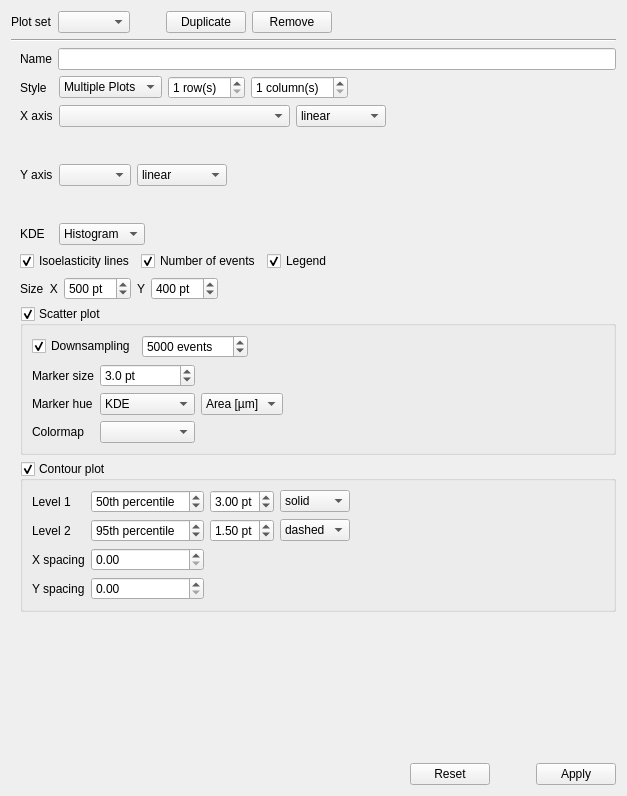
The window that shapeout2/gui/analysis/ana_plot.ui (ZELLMECHANIK-DRESDEN/ShapeOut2) describes before a commit, drawn with Qt 5.
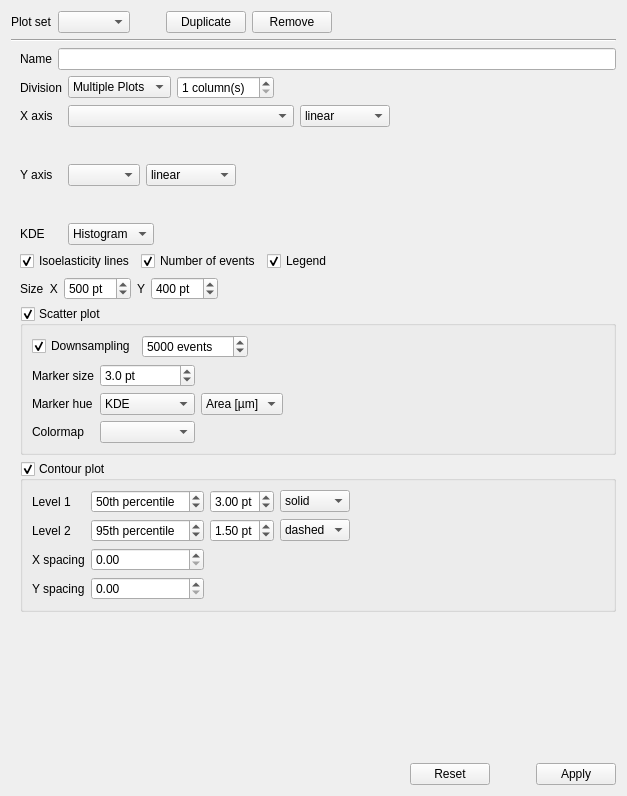
The same window after the commit. Custom widgets are drawn as their Qt base class.

Commit message: support multiple supplots per plot

The edit to the form file:
```diff
--- a/shapeout2/gui/analysis/ana_plot.ui
+++ b/shapeout2/gui/analysis/ana_plot.ui
@@ -256,7 +256,7 @@
        <item row="0" column="0">
         <widget class="QLabel" name="label_3">
          <property name="text">
-          <string>Style</string>
+          <string>Division</string>
          </property>
         </widget>
        </item>
@@ -277,17 +277,7 @@
           </widget>
          </item>
          <item>
-          <widget class="QSpinBox" name="spinBox">
-           <property name="suffix">
-            <string> row(s)</string>
-           </property>
-           <property name="minimum">
-            <number>1</number>
-           </property>
-          </widget>
-         </item>
-         <item>
-          <widget class="QSpinBox" name="spinBox_2">
+          <widget class="QSpinBox" name="spinBox_column_count">
            <property name="suffix">
             <string> column(s)</string>
            </property>
```
Left out of the diff: 2 changed lines with no effect on the pictures. The commit also changes 8 other files.
